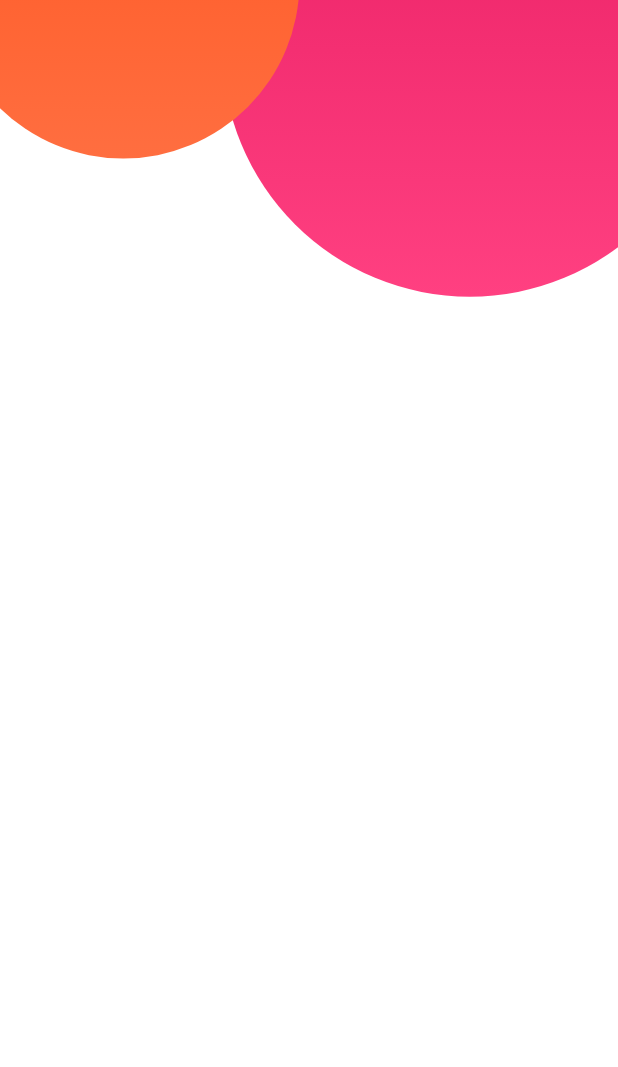
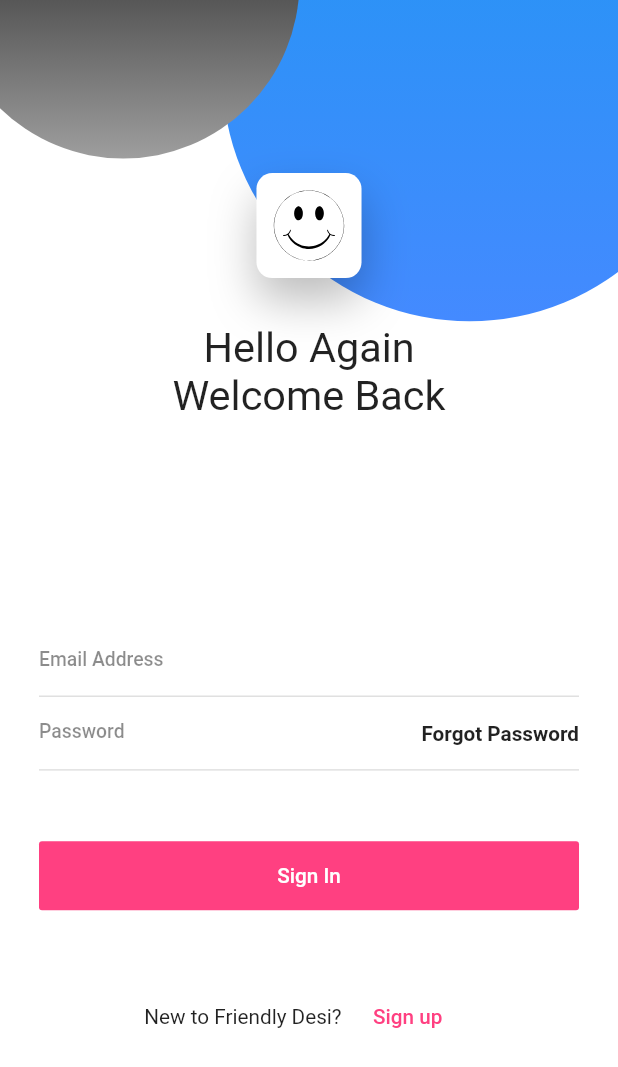
Before and after one commit to BradyShark19/flutterapitest, a Flutter app: the HomePage screen opened directly, on a phone screen of 412 x 824 dp. Shown: the top 1067 px of the screen. Run offline on Flutter 3.47's test engine with Material 2 defaults, Android fonts, the phone set to English and light mode, and no system bars; our stand-ins replace flutter_svg.

Commit message:
Login Validado

```diff
--- a/lib/main.dart
+++ b/lib/main.dart
@@ -1,113 +1,26 @@
 import 'package:flutter/material.dart';
+import 'package:flutter/services.dart';
+
+import 'package:apitest/pages/home_page.dart';
 
 void main() {
   runApp(MyApp());
 }
 
 class MyApp extends StatelessWidget {
-  // This widget is the root of your application.
   @override
   Widget build(BuildContext context) {
+    SystemChrome.setPreferredOrientations([
+      DeviceOrientation.portraitUp,
+      DeviceOrientation.portraitDown,
+    ]);
+
     return MaterialApp(
       title: 'Flutter Demo',
       theme: ThemeData(
-        // This is the theme of your application.
-        //
-        // Try running your application with "flutter run". You'll see the
-        // application has a blue toolbar. Then, without quitting the app, try
-        // changing the primarySwatch below to Colors.green and then invoke
-        // "hot reload" (press "r" in the console where you ran "flutter run",
-        // or simply save your changes to "hot reload" in a Flutter IDE).
-        // Notice that the counter didn't reset back to zero; the application
-        // is not restarted.
         primarySwatch: Colors.blue,
       ),
-      home: MyHomePage(title: 'Flutter Demo Home Page'),
+      home: HomePage(),
     );
   }
 }
-
-class MyHomePage extends StatefulWidget {
-  MyHomePage({Key key, this.title}) : super(key: key);
-
-  // This widget is the home page of your application. It is stateful, meaning
-  // that it has a State object (defined below) that contains fields that affect
-  // how it looks.
-
-  // This class is the configuration for the state. It holds the values (in this
-  // case the title) provided by the parent (in this case the App widget) and
-  // used by the build method of the State. Fields in a Widget subclass are
-  // always marked "final".
-
-  final String title;
-
-  @override
-  _MyHomePageState createState() => _MyHomePageState();
-}
-
-class _MyHomePageState extends State<MyHomePage> {
-  int _counter = 0;
-
-  void _incrementCounter() {
-    setState(() {
-      // This call to setState tells the Flutter framework that something has
-      // changed in this State, which causes it to rerun the build method below
-      // so that the display can reflect the updated values. If we changed
-      // _counter without calling setState(), then the build method would not be
-      // called again, and so nothing would appear to happen.
-      _counter++;
-    });
-  }
-
-  @override
-  Widget build(BuildContext context) {
-    // This method is rerun every time setState is called, for instance as done
-    // by the _incrementCounter method above.
-    //
-    // The Flutter framework has been optimized to make rerunning build methods
-    // fast, so that you can just rebuild anything that needs updating rather
-    // than having to individually change instances of widgets.
-    return Scaffold(
-      appBar: AppBar(
-        // Here we take the value from the MyHomePage object that was created by
-        // the App.build method, and use it to set our appbar title.
-        title: Text(widget.title),
-      ),
-      body: Center(
-        // Center is a layout widget. It takes a single child and positions it
-        // in the middle of the parent.
-        child: Column(
-          // Column is also a layout widget. It takes a list of children and
-          // arranges them vertically. By default, it sizes itself to fit its
-          // children horizontally, and tries to be as tall as its parent.
-          //
-          // Invoke "debug painting" (press "p" in the console, choose the
-          // "Toggle Debug Paint" action from the Flutter Inspector in Android
-          // Studio, or the "Toggle Debug Paint" command in Visual Studio Code)
-          // to see the wireframe for each widget.
-          //
-          // Column has various properties to control how it sizes itself and
-          // how it positions its children. Here we use mainAxisAlignment to
-          // center the children vertically; the main axis here is the vertical
-          // axis because Columns are vertical (the cross axis would be
-          // horizontal).
-          mainAxisAlignment: MainAxisAlignment.center,
-          children: <Widget>[
-            Text(
-              'You have pushed the button this many times:',
-            ),
-            Text(
-              '$_counter',
-              style: Theme.of(context).textTheme.headline4,
-            ),
-          ],
-        ),
-      ),
-      floatingActionButton: FloatingActionButton(
-        onPressed: _incrementCounter,
-        tooltip: 'Increment',
-        child: Icon(Icons.add),
-      ), // This trailing comma makes auto-formatting nicer for build methods.
-    );
-  }
-}
--- a/lib/pages/home_page.dart
+++ b/lib/pages/home_page.dart
@@ -1,6 +1,10 @@
 import 'package:flutter/material.dart';
 
 import 'package:apitest/widgets/circle.dart';
+import 'package:apitest/widgets/icon_container.dart';
+import 'package:apitest/widgets/login_form.dart';
+
+import 'package:apitest/utils/responsive.dart';
 
 class HomePage extends StatefulWidget {
   @override
@@ -10,25 +14,30 @@ class HomePage extends StatefulWidget {
 class _HomePageState extends State<HomePage> {
   @override
   Widget build(BuildContext context) {
-    final Size size = MediaQuery.of(context).size;
+    final Responsive responsive = Responsive.of(context);
 
-    final double pinkSize = size.width * 0.8;
-    final double orangeSize = size.width * 0.57;
+    final double pinkSize = responsive.Wp(80);
+    final double orangeSize = responsive.Wp(57);
 
     return Scaffold(
-      body: Container(
+      body: GestureDetector(
+          onTap: () {
+            FocusScope.of(context).unfocus();
+          },
+          child: SingleChildScrollView(
+            child: Container(
               width: double.infinity,
-        height: double.infinity,
+              height: responsive.height,
               color: Colors.white,
-        child: Stack(children: <Widget>[
+              child: Stack(alignment: Alignment.center, children: <Widget>[
                 Positioned(
-            top: -(pinkSize) * 0.4,
+                  top: -(pinkSize) * 0.35,
                   right: -(pinkSize) * 0.2,
                   child: Circle(
                     size: pinkSize,
                     colors: [
-                Colors.pink,
-                Colors.pinkAccent,
+                      Colors.blue,
+                      Colors.blueAccent,
                     ],
                   ),
                 ),
@@ -38,13 +47,26 @@ class _HomePageState extends State<HomePage> {
                   child: Circle(
                     size: orangeSize,
                     colors: [
-                Colors.deepOrange,
-                Colors.deepOrangeAccent,
+                      Colors.black,
+                      Colors.grey,
                     ],
                   ),
                 ),
+                Positioned(
+                    top: pinkSize * 0.35,
+                    child: Column(children: <Widget>[
+                      IconContainer(size: responsive.Wp(17)),
+                      SizedBox(height: 30.0),
+                      Text(
+                        'Hello Again\nWelcome Back',
+                        textAlign: TextAlign.center,
+                        style: TextStyle(fontSize: responsive.Dp(3)),
+                      ),
+                    ])),
+                LoginForm(),
               ]),
             ),
+          )),
     );
   }
 }
--- /dev/null
+++ b/lib/utils/responsive.dart
@@ -0,0 +1,27 @@
+import 'package:flutter/material.dart';
+import 'dart:math' as math;
+
+class Responsive {
+  double _width, _height, _diagonal;
+  bool _isTablet;
+
+  double get width => _width;
+  double get height => _height;
+  double get diagonal => _diagonal;
+  bool get isTablet => _isTablet;
+
+  static Responsive of(BuildContext context) => Responsive(context);
+
+  Responsive(BuildContext context) {
+    final Size size = MediaQuery.of(context).size;
+    this._width = size.width;
+    this._height = size.height;
+    this._diagonal = math.sqrt(math.pow(_width, 2) + math.pow(_height, 2));
+
+    this._isTablet = size.shortestSide >= 600;
+  }
+
+  double Wp(double percent) => _width * percent / 100;
+  double Hp(double percent) => _height * percent / 100;
+  double Dp(double percent) => _diagonal * percent / 100;
+}
--- /dev/null
+++ b/lib/widgets/icon_container.dart
@@ -0,0 +1,33 @@
+import 'package:flutter/material.dart';
+import 'package:flutter_svg/flutter_svg.dart';
+
+class IconContainer extends StatelessWidget {
+  final double size;
+
+  const IconContainer({Key key, @required this.size})
+      : assert(size != null && size > 0),
+        super(key: key);
+
+  @override
+  Widget build(BuildContext context) {
+    return Container(
+      width: this.size,
+      height: this.size,
+      decoration: BoxDecoration(
+          color: Colors.white,
+          borderRadius: BorderRadius.circular(this.size * 0.15),
+          boxShadow: [
+            BoxShadow(
+              color: Colors.black26,
+              blurRadius: 25,
+              offset: Offset(0, 15.0),
+            ),
+          ]),
+      padding: EdgeInsets.all(this.size * 0.15),
+      child: Center(
+        child: SvgPicture.asset('assets/smile.svg',
+            width: this.size * 0.75, height: this.size * 0.75),
+      ),
+    );
+  }
+}
--- /dev/null
+++ b/lib/widgets/input_text.dart
@@ -0,0 +1,47 @@
+import 'package:flutter/material.dart';
+
+class InputText extends StatelessWidget {
+  final String label;
+  final TextInputType keyboardType;
+  final bool obscureText, borderEnabled;
+  final void Function(String text) onChanged;
+  final String Function(String text) validator;
+  final double fontSize;
+
+  const InputText({
+    Key key,
+    this.label = '',
+    this.keyboardType = TextInputType.text,
+    this.obscureText = false,
+    this.borderEnabled = true,
+    this.fontSize = 15,
+    this.onChanged,
+    this.validator,
+  }) : super(key: key);
+
+  @override
+  Widget build(BuildContext context) {
+    return TextFormField(
+      keyboardType: this.keyboardType,
+      obscureText: this.obscureText,
+      onChanged: this.onChanged,
+      validator: this.validator,
+      style: TextStyle(fontSize: this.fontSize),
+      decoration: InputDecoration(
+        labelText: this.label,
+        contentPadding: EdgeInsets.symmetric(vertical: 5),
+        enabledBorder: this.borderEnabled
+            ? UnderlineInputBorder(
+                borderSide: BorderSide(
+                  color: Colors.black12,
+                ),
+              )
+            : InputBorder.none,
+        labelStyle: TextStyle(
+          color: Colors.black45,
+          fontWeight: FontWeight.w500,
+        ),
+      ),
+    );
+  }
+}
--- /dev/null
+++ b/lib/widgets/login_form.dart
@@ -0,0 +1,120 @@
+import 'package:apitest/utils/responsive.dart';
+import 'package:flutter/material.dart';
+
+import 'input_text.dart';
+
+class LoginForm extends StatefulWidget {
+  @override
+  _LoginFormState createState() => _LoginFormState();
+}
+
+class _LoginFormState extends State<LoginForm> {
+  GlobalKey<FormState> _formKey = GlobalKey();
+  String _email = '', _password = '';
+
+  _submit() {
+    final isOk = _formKey.currentState.validate();
+    print("form isOk $isOk");
+    if (isOk) {}
+  }
+
+  @override
+  Widget build(BuildContext context) {
+    final Responsive responsive = Responsive.of(context);
+
+    return Positioned(
+      bottom: 30,
+      child: Container(
+        constraints: BoxConstraints(
+          maxWidth: responsive.isTablet ? 430 : 360,
+        ),
+        child: Form(
+          key: _formKey,
+          child: Column(
+            children: <Widget>[
+              InputText(
+                keyboardType: TextInputType.emailAddress,
+                label: "Email Address",
+                fontSize: responsive.Dp(responsive.isTablet ? 1.2 : 1.4),
+                onChanged: (text) {
+                  _email = text;
+                },
+                validator: (text) {
+                  if (!text.contains("@")) {
+                    return "Email Invalido";
+                  }
+                  return null;
+                },
+              ),
+              Container(
+                decoration: BoxDecoration(
+                    border: Border(bottom: BorderSide(color: Colors.black12))),
+                child: Row(children: <Widget>[
+                  Expanded(
+                    child: InputText(
+                      keyboardType: TextInputType.emailAddress,
+                      obscureText: true,
+                      label: "Password",
+                      borderEnabled: false,
+                      fontSize: responsive.Dp(responsive.isTablet ? 1.2 : 1.4),
+                      onChanged: (text) {
+                        _password = text;
+                      },
+                      validator: (text) {
+                        if (text.trim().length == 0) {
+                          return "Clave Invalida";
+                        }
+                        return null;
+                      },
+                    ),
+                  ),
+                  FlatButton(
+                    padding: EdgeInsets.symmetric(vertical: 10),
+                    child: Text(
+                      "Forgot Password",
+                      style: TextStyle(
+                          fontSize: responsive.Dp(1.5),
+                          fontWeight: FontWeight.bold),
+                    ),
+                    onPressed: () {},
+                  )
+                ]),
+              ),
+              SizedBox(height: responsive.Dp(5)),
+              SizedBox(
+                  width: double.infinity,
+                  child: FlatButton(
+                    padding: EdgeInsets.symmetric(vertical: 15),
+                    child: Text(
+                      "Sign In",
+                      style: TextStyle(
+                          color: Colors.white, fontSize: responsive.Dp(1.5)),
+                    ),
+                    onPressed: () {
+                      this._submit();
+                    },
+                    color: Colors.pinkAccent,
+                  )),
+              SizedBox(height: responsive.Dp(5)),
+              Row(
+                mainAxisAlignment: MainAxisAlignment.center,
+                children: <Widget>[
+                  Text("New to Friendly Desi?",
+                      style: TextStyle(fontSize: responsive.Dp(1.5))),
+                  FlatButton(
+                    child: Text("Sign up",
+                        style: TextStyle(
+                            color: Colors.pinkAccent,
+                            fontSize: responsive.Dp(1.5))),
+                    onPressed: () {},
+                  )
+                ],
+              ),
+              SizedBox(height: responsive.Dp(10))
+            ],
+          ),
+        ),
+      ),
+    );
+  }
+}
```
Also changed, not shown: pubspec.yaml (+3 -29 lines), assets/smile.svg (added), pubspec.lock, 1 other file. Lines whose indentation alone changed are shown as unchanged.
